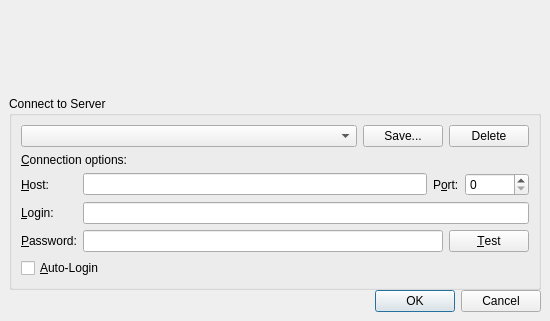
Above: client/src/ui/dialogs/login_dialog.ui from networkoptix/nx_open before the change; both pictures show x 0 to 550 and y 219 to 540 of the 550 by 540 pixel window. Below: the same form after it.
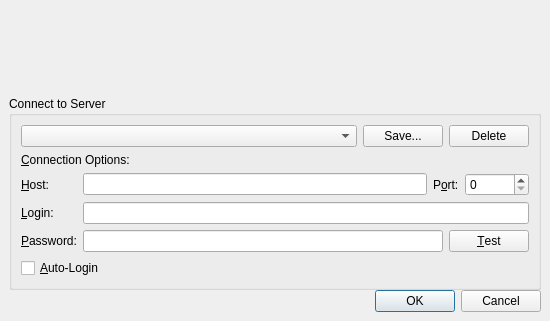
That is the form after the change. Custom widgets are drawn as their Qt base class.

```diff
--- a/client/src/ui/dialogs/login_dialog.ui
+++ b/client/src/ui/dialogs/login_dialog.ui
@@ -105,7 +105,7 @@
         <item>
          <widget class="QLabel" name="storedConnectionsLabel">
           <property name="text">
-           <string>&amp;Connection options:</string>
+           <string>&amp;Connection Options:</string>
           </property>
           <property name="buddy">
            <cstring>connectionsComboBox</cstring>
```
